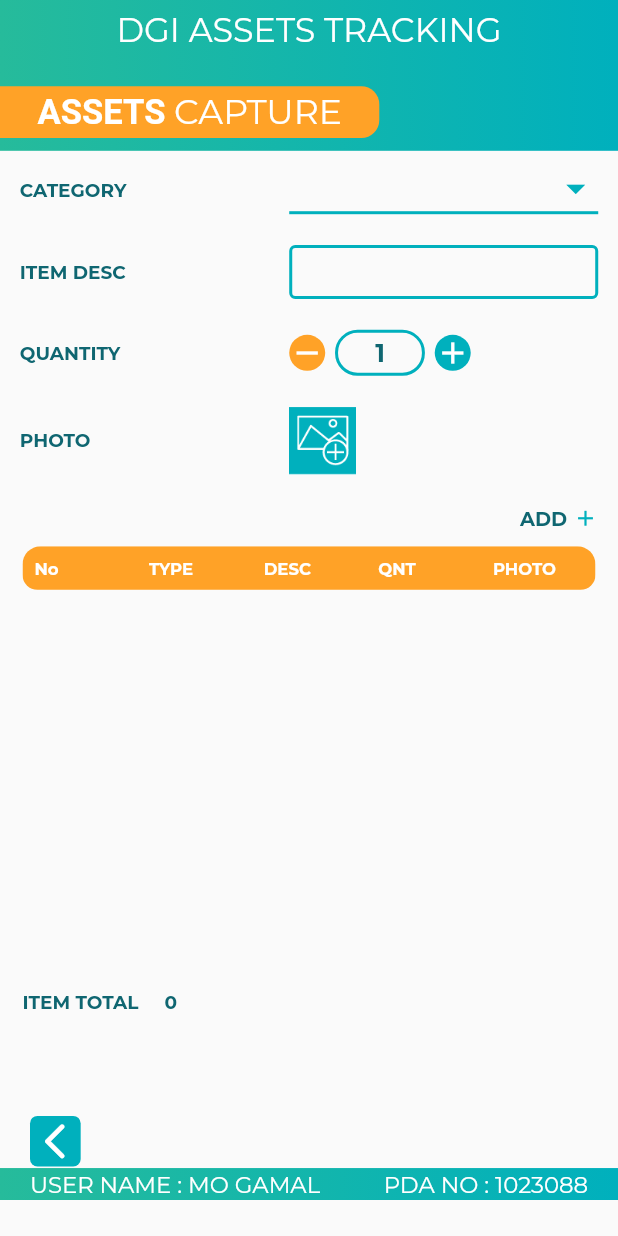
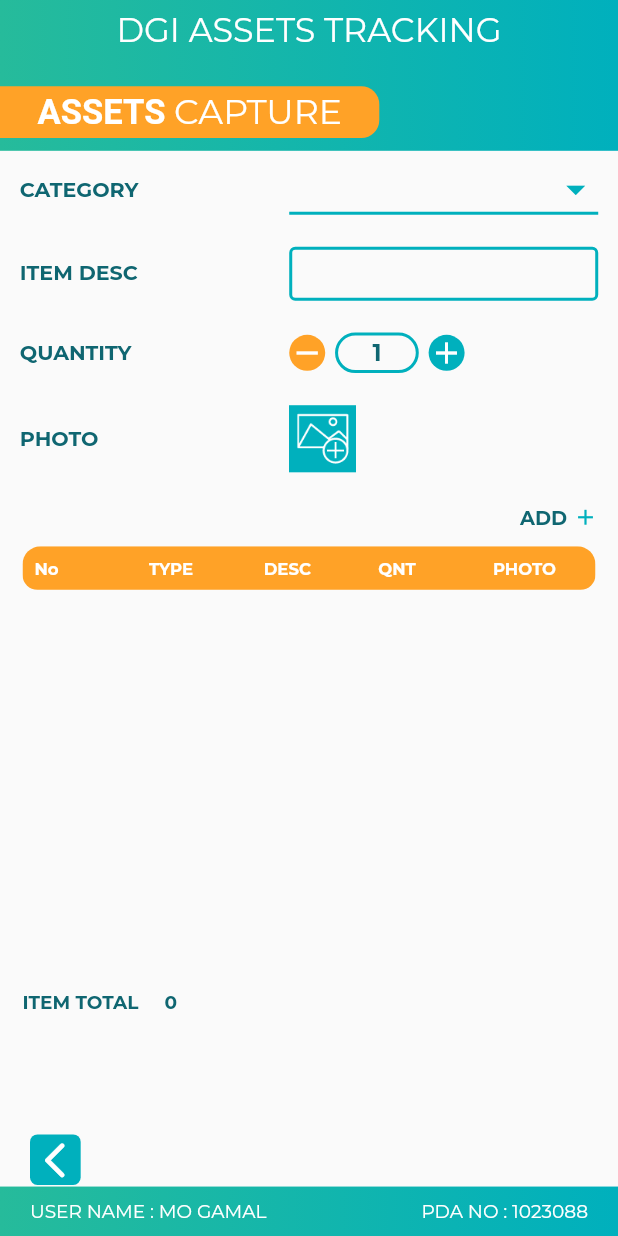
Before and after one commit to Ahmed2120/DGI, a Flutter app: the ItemCapture screen opened directly, after a tap on the "arrow forward ios" icon, on a phone screen of 412 x 824 dp. Run offline on Flutter 3.47's test engine with Material 2 defaults, Android fonts, the phone set to English and light mode, and no system bars; our stand-ins replace camera, dropdown_button2, percent_indicator, sqflite; missing offline and left inert: flutter_barcode_scanner; accounts and stored records are empty; statements that could not run were skipped; key blocks and very long unbroken strings in the code were emptied for the run.

```diff
--- a/lib/Utility/CustomWidgetBuilder.dart
+++ b/lib/Utility/CustomWidgetBuilder.dart
@@ -15,7 +15,7 @@ class CustomWidgetBuilder{
             decoration: InputDecoration(
               focusedBorder: OutlineInputBorder( borderSide: BorderSide(color: Color(0xFF00B0BD), width: 2)),
               enabledBorder: OutlineInputBorder( borderSide: BorderSide(color: Color(0xFF00B0BD), width: 2)),
-              contentPadding: EdgeInsets.all(dSize.height * 0.007),
+              contentPadding: EdgeInsets.all(dSize.width <= 400 ? dSize.height * 0.009 : 12),
               isDense: true,
               border: InputBorder.none,
             ),
@@ -29,13 +29,13 @@ class CustomWidgetBuilder{
     return Text(
       title,
       style:
-      TextStyle(fontSize: dSize.height * 0.027, color: Color(0xFF0F6671), fontWeight: FontWeight.bold),
+      TextStyle(fontSize: dSize.height <= 500 ? dSize.height * 0.027 : 13.75, color: Color(0xFF0F6671), fontWeight: FontWeight.bold),
     );
   }
 
  static Container buildArrow(BuildContext context, Size dSize, Icon icon, Function function) {
     return Container(
-      padding: EdgeInsets.all(dSize.width * 0.006),
+      padding: EdgeInsets.all(dSize.width <= 551 ? dSize.width * 0.006 : 3.312),
       // alignment: Alignment.center,
       decoration: BoxDecoration(
           color: Color(0xFF00B0BD),
@@ -46,7 +46,7 @@ class CustomWidgetBuilder{
           alignment: Alignment.center,
           child: Icon(
             icon.icon,
-            size: dSize.width * 0.07,
+            size: dSize.width <= 551 ? dSize.width * 0.07 : 38.64,
             color: Colors.white,
           ),
         ),
--- a/lib/Utility/footer.dart
+++ b/lib/Utility/footer.dart
@@ -10,7 +10,7 @@ class Footer extends StatelessWidget {
     // print('hhh ${dSize.width * 0.04}');
     return Container(
         width: double.infinity,
-        // height: dSize.height * 0.04,
+        height: dSize.height * 0.04,
         padding:
         EdgeInsets.symmetric(vertical: dSize.height * 0.002, horizontal: 20),
         decoration: const BoxDecoration(
@@ -24,16 +24,16 @@ class Footer extends StatelessWidget {
                 stops: [0, 1])),
         child: Row(
           mainAxisAlignment: MainAxisAlignment.spaceBetween,
-          children: const [
+          children: [
             Text(
               'USER NAME : MO GAMAL',
               style: TextStyle(
-                  color: Colors.white, fontSize: 15.17),
+                  color: Colors.white, fontSize: dSize.width <= 551 ? dSize.width * 0.03 : 15.36),
             ),
             Text(
               'PDA NO : 1023088',
               style: TextStyle(
-                  color: Colors.white, fontSize: 15.17),
+                  color: Colors.white, fontSize: dSize.width <= 551 ? dSize.width * 0.03 : 15.36),
             ),
           ],
         ));
--- a/lib/Utility/header.dart
+++ b/lib/Utility/header.dart
@@ -7,8 +7,8 @@ class Header extends StatelessWidget {
   @override
   Widget build(BuildContext context) {
     final dSize = MediaQuery.of(context).size;
-    print('head ${dSize.height * 0.025}');
-    print('hhh ${dSize.width * 0.037}');
+    print('head ${dSize.height * 0.004}');
+    print('hffhh ${dSize.width * 0.03}');
     return Container(
       width: double.infinity,
       height: dSize.height * 0.172,
--- a/lib/db/DatabaseHandler.dart
+++ b/lib/db/DatabaseHandler.dart
@@ -12,6 +12,7 @@ class DatabaseHandler {
         batch.execute("CREATE TABLE locationType(id INTEGER PRIMARY KEY AUTOINCREMENT, name TEXT NOT NULL)");
         batch.execute("CREATE TABLE sectionType(id INTEGER PRIMARY KEY AUTOINCREMENT, name TEXT NOT NULL,floorId INTEGER)");
         batch.execute("CREATE TABLE area(id INTEGER PRIMARY KEY AUTOINCREMENT, name TEXT NOT NULL)");
+        batch.execute("CREATE TABLE mainCategory(id INTEGER PRIMARY KEY AUTOINCREMENT, name TEXT NOT NULL)");
         batch.execute("CREATE TABLE city(id INTEGER PRIMARY KEY AUTOINCREMENT, name TEXT NOT NULL)");
         batch.execute("CREATE TABLE department(id INTEGER PRIMARY KEY AUTOINCREMENT, name TEXT NOT NULL)");
         batch.execute("CREATE TABLE country(id INTEGER PRIMARY KEY AUTOINCREMENT, name TEXT NOT NULL)");
--- a/lib/main.dart
+++ b/lib/main.dart
@@ -33,7 +33,7 @@ class MyApp extends StatelessWidget {
         primarySwatch: Colors.blue,
         fontFamily: 'Montserrat'
       ),
-      home: const SplashScreen(),
+      home: const HomePage(),
     );
   }
 }
--- a/lib/screens/assets_capture_screen.dart
+++ b/lib/screens/assets_capture_screen.dart
@@ -43,12 +43,12 @@ class _AssetsCaptureState extends State<AssetsCapture> {
   @override
   Widget build(BuildContext context) {
     final dSize = MediaQuery.of(context).size;
-    print('width: ${dSize.height * 0.007}');
+    print('width: ${dSize.height * 0.04}');
     return Scaffold(
         body: SafeArea(
       child: SingleChildScrollView(
         child: SizedBox(
-          height: dSize.height - 24,
+          height: dSize.height,
           child: Column(
             children: [
               Container(
@@ -122,7 +122,7 @@ class _AssetsCaptureState extends State<AssetsCapture> {
                           categories.map((e) => e.name).toList()),
                       Row(
                         children: [
-                          buildText('ITEM DESC', dSize),
+                          CustomWidgetBuilder.buildText('ITEM DESC', dSize),
                           Spacer(),
                           Container(
                             width: dSize.width * 0.5,
@@ -141,7 +141,7 @@ class _AssetsCaptureState extends State<AssetsCapture> {
                       ),
                       Row(
                         children: [
-                          buildText('QUANTITY', dSize),
+                          CustomWidgetBuilder.buildText('QUANTITY', dSize),
                           Spacer(),
                           SizedBox(
                             width: dSize.width * 0.5,
@@ -168,8 +168,8 @@ class _AssetsCaptureState extends State<AssetsCapture> {
                                 ),
                                 Container(
                                   padding: EdgeInsets.symmetric(
-                                      vertical: dSize.height * 0.004,
-                                      horizontal: dSize.width * 0.06),
+                                      vertical: 2.024,
+                                      horizontal: 22.919),
                                   decoration: BoxDecoration(
                                       border: Border.all(
                                           color: const Color(0xFF00B0BD),
@@ -180,7 +180,7 @@ class _AssetsCaptureState extends State<AssetsCapture> {
                                     quantity.toString(),
                                     style: TextStyle(
                                         color: Color(0xFF0F6671),
-                                        fontSize: dSize.width * 0.04,
+                                        fontSize: 15.28,
                                         fontWeight: FontWeight.bold),
                                   ),
                                 ),
@@ -207,7 +207,7 @@ class _AssetsCaptureState extends State<AssetsCapture> {
                       ),
                       Row(
                         children: [
-                          buildText('PHOTO', dSize),
+                          CustomWidgetBuilder.buildText('PHOTO', dSize),
                           Spacer(),
                           InkWell(
                             child: SizedBox(
@@ -257,7 +257,7 @@ class _AssetsCaptureState extends State<AssetsCapture> {
                       child: Text(
                         'ITEM TOTAL     ${items.length}',
                         style: TextStyle(
-                          fontSize: dSize.width * 0.03,
+                          fontSize: dSize.width <= 600 ? dSize.width * 0.03 : 20.16,
                             color: Color(0xFF0F6671),
                             fontWeight: FontWeight.bold),
                       ),
@@ -397,7 +397,7 @@ class _AssetsCaptureState extends State<AssetsCapture> {
   dropdownMenu(String title, Size dSize, List<String> values) {
     return Row(
       children: [
-        buildText(title, dSize),
+        CustomWidgetBuilder.buildText(title, dSize),
         Spacer(),
         Container(
           decoration: const BoxDecoration(
--- a/lib/screens/assets_counter_screen.dart
+++ b/lib/screens/assets_counter_screen.dart
@@ -72,6 +72,7 @@ class _AssetsCounterState extends State<AssetsCounter> {
                     padding: const EdgeInsets.symmetric(vertical: 5, horizontal: 15),
                     child: SizedBox(
                       height: dSize.height * 0.58,
+                      child: SingleChildScrollView(
                         child: Column(
                           // mainAxisAlignment: MainAxisAlignment.spaceBetween,
                           children: [
@@ -235,6 +236,7 @@ class _AssetsCounterState extends State<AssetsCounter> {
                         ),
                       ),
                     ),
+                  ),
                   const Spacer(),
                   Padding(
                     padding: EdgeInsets.symmetric(horizontal: 20, vertical: 1),
--- a/lib/screens/assets_verification_screen.dart
+++ b/lib/screens/assets_verification_screen.dart
@@ -92,6 +92,7 @@ class _AssetsVerificationState extends State<AssetsVerification> {
                   height: dSize.height * 0.58,
                   child: Form(
                     key: _formKey,
+                    child: SingleChildScrollView(
                       child: Column(
                         // mainAxisAlignment: MainAxisAlignment.spaceBetween,
                         children: [
@@ -290,6 +291,7 @@ class _AssetsVerificationState extends State<AssetsVerification> {
                     ),
                   ),
                 ),
+              ),
               const Spacer(),
               Padding(
                 padding: EdgeInsets.symmetric(horizontal: 20, vertical: 1),
--- a/lib/screens/home_page.dart
+++ b/lib/screens/home_page.dart
@@ -15,7 +15,7 @@ class HomePage extends StatelessWidget {
   Widget build(BuildContext context) {
     final dsize = MediaQuery.of(context).size;
     print('hhhi ${dsize.height * 0.0042}');
-    print('hhh ${dsize.width * 0.039}');
+    print('hhh ${dsize.width * 0.07}');
     return Scaffold(
       body: Stack(
         children: [
--- a/lib/screens/item_capture_screen.dart
+++ b/lib/screens/item_capture_screen.dart
@@ -70,6 +70,7 @@ class _ItemCaptureState extends State<ItemCapture> {
                 padding: const EdgeInsets.symmetric(vertical: 5, horizontal: 15),
                 child: SizedBox(
                   height: dSize.height * 0.58,
+                  child: SingleChildScrollView(
                     child: Column(
                       // mainAxisAlignment: MainAxisAlignment.spaceBetween,
                       children: [
@@ -234,6 +235,7 @@ class _ItemCaptureState extends State<ItemCapture> {
                     ),
                   ),
                 ),
+              ),
               const Spacer(),
               Padding(
                 padding: EdgeInsets.symmetric(horizontal: 20, vertical: 1),
```
Also changed, not shown: lib/Services/MainCategoryService.dart (added, +21 -0 lines), lib/db/MainCategoryRepository.dart (added, +37 -0 lines), lib/model/mainCategory.dart (added, +16 -0 lines). Lines whose indentation alone changed are shown as unchanged.
